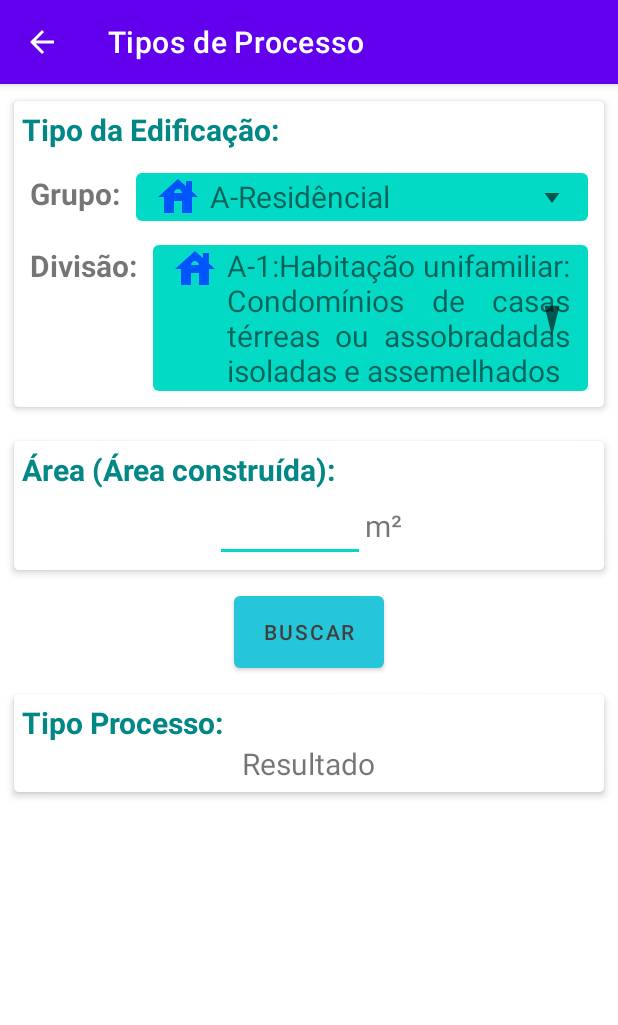
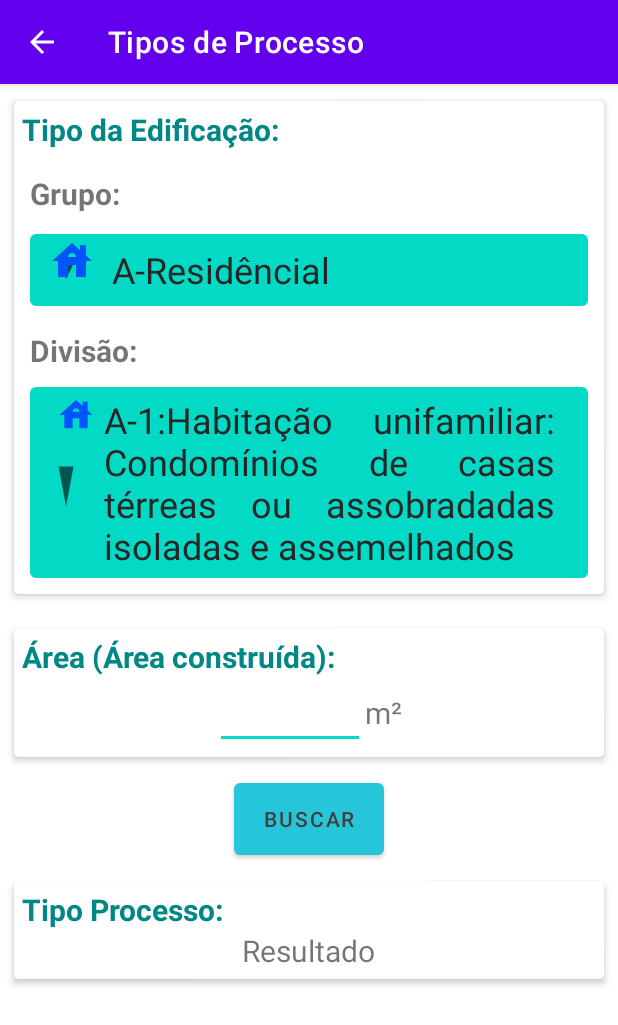
Before and after one commit to edmundobop/Vistoria_Facil, an Android app: the TipoProcesso screen opened directly, with no data from a screen before it, on a phone screen of 412 x 824 dp. Shown: the top 1025 px of the screen. Run offline under Robolectric (Android 15) with nearby library versions, the phone set to English and light mode, and no system bars.

Commit message:
Alterações not 18/12/21

```diff
--- a/app/build.gradle
+++ b/app/build.gradle
@@ -10,8 +10,8 @@ android {
         applicationId "com.vistoria.vistoriaFacil_v2"
         minSdkVersion 20
         targetSdkVersion 31
-        versionCode 16
-        versionName "1.7"
+        versionCode 18
+        versionName "1.9"
 
         testInstrumentationRunner "androidx.test.runner.AndroidJUnitRunner"
     }
--- a/app/src/main/java/br/com/stone4/main/Vistorias.java
+++ b/app/src/main/java/br/com/stone4/main/Vistorias.java
@@ -71,7 +71,7 @@ public class Vistorias extends AppCompatActivity {
         Bundle parametros = intent.getExtras();
         String perfil = parametros.getString("perfil");
 
-        ListView listView = (ListView) findViewById(R.id.lv_colsulta_rapida);
+        ListView listView = (ListView) findViewById(R.id.lv_list_resultado);
 
         titulo = new ArrayList<>();
         subTitulo = new ArrayList<>();
--- a/app/src/main/java/br/com/stone4/modulos/TipoProcesso.java
+++ b/app/src/main/java/br/com/stone4/modulos/TipoProcesso.java
@@ -131,7 +131,7 @@ public class TipoProcesso extends AppCompatActivity{
                             });
                             break;
                         case 2:
-                            resultado.setText("Processo Técnico para Certificação Facilitada*");
+                            resultado.setText("Processo Simplificado para Certificação Facilitada*");
                             resultado.setTextColor(getColor(R.color.red_700));
 
                             resultado.setOnClickListener(new View.OnClickListener() {
@@ -142,7 +142,7 @@ public class TipoProcesso extends AppCompatActivity{
                             });
                             break;
                         case 0:
-                            resultado.setText("Processo Técnico");
+                            resultado.setText("Processo Técnico (Vistoria)");
                             break;
                     }
                 }
--- a/app/src/main/java/br/com/stone4/resultados/VistoriaInteligente_Resultado.java
+++ b/app/src/main/java/br/com/stone4/resultados/VistoriaInteligente_Resultado.java
@@ -100,7 +100,7 @@ public class VistoriaInteligente_Resultado extends AppCompatActivity {
         SistemaDeComunicacao sistemaDeComunicacao = new SistemaDeComunicacao();
         SistemaDeCircuitoDeTv sistemaDeCircuitoDeTv = new SistemaDeCircuitoDeTv();
 
-        ListView listView = (ListView) findViewById(R.id.lv_colsulta_rapida);
+        ListView listView = (ListView) findViewById(R.id.lv_resultado);
 
         mTitle = new ArrayList<>();
         sTitle = new ArrayList<>();
@@ -301,7 +301,7 @@ public class VistoriaInteligente_Resultado extends AppCompatActivity {
         }
 
         // DIRECIONA PARA CONSULTA OU VISTORIA INTELIGENTE
-        AdaptadorExigencias adapter = new AdaptadorExigencias(this, mTitle, sTitle, mDescription, images, recomendado);
+        AdaptadorExigencias adapter = new AdaptadorExigencias(VistoriaInteligente_Resultado.this, mTitle, sTitle, mDescription, images, recomendado);
         listView.setAdapter(adapter);
 
         listView.setOnItemClickListener(new AdapterView.OnItemClickListener() {
--- a/app/src/main/res/drawable/bg_spinner_grupo.xml
+++ b/app/src/main/res/drawable/bg_spinner_grupo.xml
@@ -12,7 +12,7 @@
 
             <item
                 android:drawable="@drawable/ic_arrow_down"
-                android:gravity="end"/>
+                android:gravity="start"/>
 
         </layer-list>
     </item>
--- a/app/src/main/res/layout/activity_vistorias_main.xml
+++ b/app/src/main/res/layout/activity_vistorias_main.xml
@@ -6,7 +6,7 @@
     <ListView
         android:layout_width="match_parent"
         android:layout_height="match_parent"
-        android:id="@+id/lv_colsulta_rapida">
+        android:id="@+id/lv_list_resultado">
 
     </ListView>
 
--- a/app/src/main/res/layout/item_divisao.xml
+++ b/app/src/main/res/layout/item_divisao.xml
@@ -6,6 +6,8 @@
     <ImageView
         android:layout_width="32dp"
         android:layout_height="32dp"
+        android:paddingTop="5dp"
+        android:paddingLeft="5dp"
         android:src="@drawable/ic_residencia"
         android:id="@+id/img_iconDivisao">
 
@@ -14,11 +16,15 @@
     <TextView
         android:layout_width="wrap_content"
         android:layout_height="wrap_content"
+        android:paddingTop="5dp"
+        android:paddingBottom="5dp"
+        android:paddingRight="10dp"
         android:text="Name"
         android:layout_toRightOf="@id/img_iconDivisao"
         android:layout_centerVertical="true"
         android:layout_marginStart="5dp"
-        android:textSize="20dp"
+        android:textSize="24sp"
+        android:textColor="@color/black_text"
         android:justificationMode="inter_word"
         android:id="@+id/tv_nameDivisao"/>
 
--- a/app/src/main/res/layout/item_grupos.xml
+++ b/app/src/main/res/layout/item_grupos.xml
@@ -14,11 +14,13 @@
     <TextView
         android:layout_width="wrap_content"
         android:layout_height="wrap_content"
+        android:padding="5dp"
         android:text="Name"
         android:layout_toRightOf="@id/img_iconGrupo"
         android:layout_centerVertical="true"
         android:layout_marginStart="5dp"
-        android:textSize="20dp"
+        android:textColor="@color/black_text"
+        android:textSize="24sp"
         android:id="@+id/tv_nameGrupo"/>
 
 </RelativeLayout>
--- a/app/src/main/res/layout/spinner_tipo_processos.xml
+++ b/app/src/main/res/layout/spinner_tipo_processos.xml
@@ -1,6 +1,11 @@
 <?xml version="1.0" encoding="utf-8"?>
-<LinearLayout xmlns:android="http://schemas.android.com/apk/res/android"
+<ScrollView xmlns:android="http://schemas.android.com/apk/res/android"
     xmlns:app="http://schemas.android.com/apk/res-auto"
+    android:layout_width="match_parent"
+    android:layout_height="wrap_content"
+    android:orientation="vertical">
+
+    <LinearLayout
         android:layout_width="match_parent"
         android:layout_height="wrap_content"
         android:orientation="vertical">
@@ -35,12 +40,12 @@
                     android:layout_width="match_parent"
                     android:layout_height="wrap_content"
                     android:layout_marginTop="10dp"
-                android:orientation="horizontal">
+                    android:orientation="vertical">
 
                     <TextView
                         android:id="@+id/tv_nameGrupo"
                         android:layout_width="wrap_content"
-                    android:layout_height="wrap_content"
+                        android:layout_height="30dp"
                         android:layout_margin="5dp"
                         android:text="Grupo:"
                         android:textSize="20sp"
@@ -53,6 +58,7 @@
                         android:layout_gravity="center"
                         android:layout_margin="5dp"
                         android:background="@drawable/bg_spinner_grupo"
+                        android:minHeight="48dp"
                         android:spinnerMode="dialog">
 
                     </Spinner>
@@ -62,7 +68,7 @@
                     android:layout_width="match_parent"
                     android:layout_height="wrap_content"
                     android:layout_marginTop="5dp"
-                android:orientation="horizontal">
+                    android:orientation="vertical">
 
                     <TextView
                         android:id="@+id/tv_nameDivisao"
@@ -79,7 +85,8 @@
                         android:layout_height="wrap_content"
                         android:layout_gravity="center"
                         android:layout_margin="5dp"
-                    android:background="@drawable/bg_spinner_grupo">
+                        android:background="@drawable/bg_spinner_grupo"
+                        android:spinnerMode="dialog">
 
                     </Spinner>
                 </LinearLayout>
@@ -113,21 +120,21 @@
                 <LinearLayout
                     android:layout_width="match_parent"
                     android:layout_height="wrap_content"
-                android:orientation="horizontal"
-                android:gravity="center">
+                    android:gravity="center"
+                    android:orientation="horizontal">
 
                     <EditText
                         android:id="@+id/edtx_area"
                         android:layout_width="100dp"
-                    android:textSize="20sp"
+                        android:layout_height="wrap_content"
                         android:inputType="number"
-                    android:layout_height="wrap_content"/>
+                        android:textSize="20sp"/>
 
                     <TextView
                         android:layout_width="wrap_content"
                         android:layout_height="wrap_content"
-                    android:textSize="20sp"
-                    android:text="m²"/>
+                        android:text="m²"
+                        android:textSize="20sp"/>
 
                 </LinearLayout>
 
@@ -171,20 +178,20 @@
                 <LinearLayout
                     android:layout_width="match_parent"
                     android:layout_height="wrap_content"
-                android:orientation="horizontal"
-                android:gravity="center">
+                    android:gravity="center"
+                    android:orientation="horizontal">
 
                     <TextView
                         android:id="@+id/txt_resultado"
                         android:layout_width="wrap_content"
                         android:layout_height="wrap_content"
-                    android:textSize="20sp"
-                    android:text="Resultado"/>
+                        android:text="Resultado"
+                        android:textSize="20sp" />
 
                 </LinearLayout>
 
             </LinearLayout>
 
         </androidx.cardview.widget.CardView>
-
     </LinearLayout>
+</ScrollView>
```
Also changed, not shown: app/src/main/java/br/com/stone4/main/vistoria/perguntas_frequentes/PerguntasAdaptador.java (+47 -1 lines), app/src/main/java/br/com/stone4/main/vistoria/perguntas_frequentes/Perguntas_Frequentes.java (+33 -1 lines), app/src/main/res/layout/popup.xml (+4 -3 lines), app/src/main/res/values/strings.xml (+4 -4 lines). Lines whose indentation alone changed are shown as unchanged.
